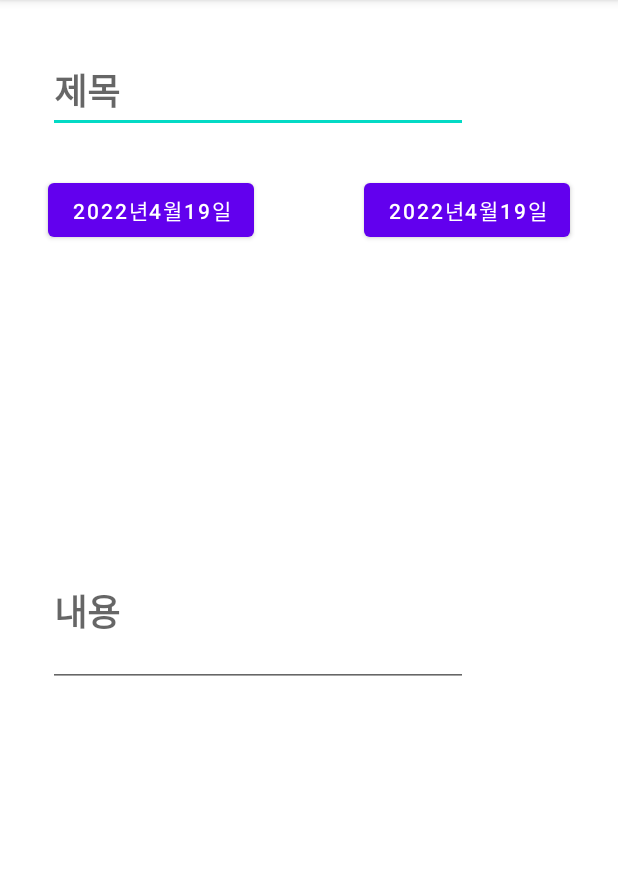
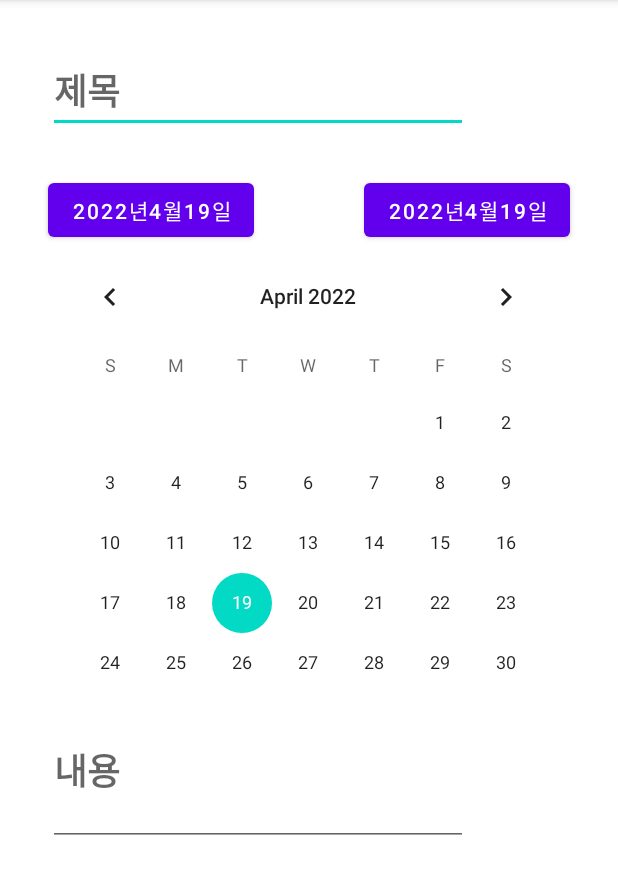
Before and after one commit to ChanggiJeon/dodamdodam, an Android app: the fragment AddScheduleFragment shown on its own in the app's theme, on a phone screen of 412 x 824 dp, the part 84-978 px from its top. Run offline under Robolectric (Android 15) with nearby library versions, the phone set to English and light mode, and no system bars.

Commit message:
[S06P31D203-5] Feat/FE/일정작성 : AddScheduleFragment 캘린더추가

```diff
--- a/family -FE/app/src/main/res/layout/fragment_add_schedule.xml
+++ b/family -FE/app/src/main/res/layout/fragment_add_schedule.xml
@@ -60,11 +60,20 @@
 
     <androidx.constraintlayout.widget.ConstraintLayout
         android:id="@+id/schedule_calendar"
-        android:layout_width="409dp"
-        android:layout_height="194dp"
+        android:layout_width="405dp"
+        android:layout_height="300dp"
+        app:layout_constraintEnd_toEndOf="parent"
         app:layout_constraintStart_toStartOf="parent"
         app:layout_constraintTop_toBottomOf="@+id/startdate">
 
+        <CalendarView
+            android:id="@+id/calendarView"
+            android:layout_width="wrap_content"
+            android:layout_height="wrap_content"
+            app:layout_constraintEnd_toEndOf="parent"
+            app:layout_constraintHorizontal_bias="0.49"
+            app:layout_constraintStart_toStartOf="parent"
+            app:layout_constraintTop_toTopOf="parent" />
     </androidx.constraintlayout.widget.ConstraintLayout>
 
 
```
